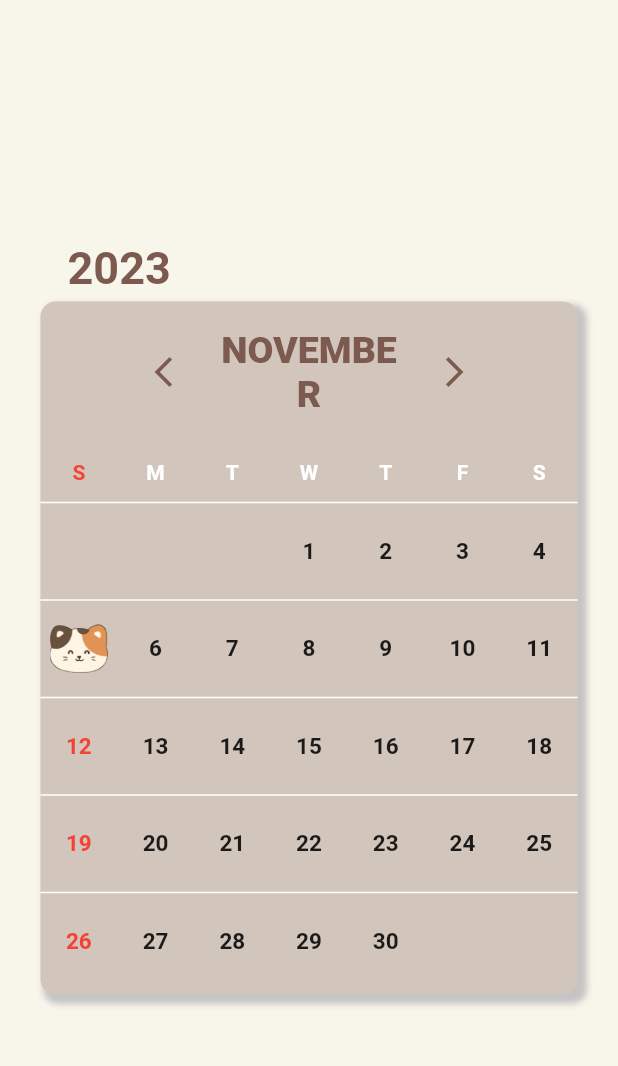
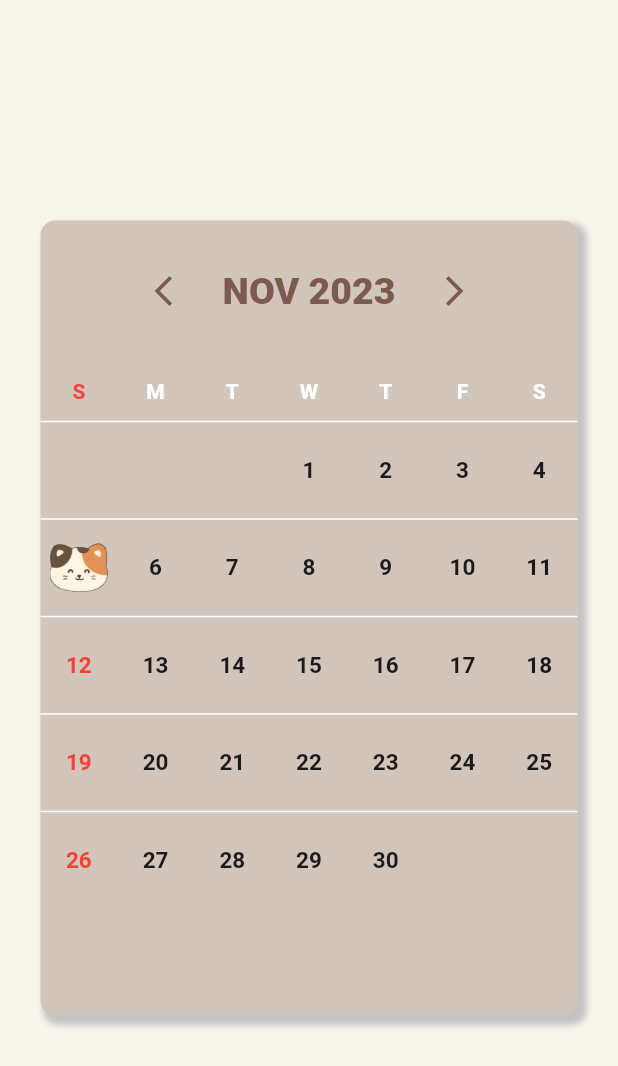
Before and after one commit to Emo-D-Project/Client1, a Flutter app: the calendar screen opened directly, on a phone screen of 412 x 824 dp. Shown: the top 1066 px of the screen. Run offline on Flutter 3.47's test engine with Material 2 defaults, Android fonts, the phone set to English and light mode, and no system bars; drawn by our look-alikes of table_calendar; our stand-ins replace audioplayers, fluttertoast, image_picker, permission_handler, timer_builder; missing offline and left inert: flutter_sound, kakao_flutter_sdk.

Commit message:
[front] 디자인수정

```diff
--- a/lib/calendar.dart
+++ b/lib/calendar.dart
@@ -18,26 +18,9 @@ class _calendarState extends State<calendar> {
     return Scaffold(
       backgroundColor: Color(0xFFF8F5EB),
       body: Center(
-        child: Column(
-          mainAxisAlignment: MainAxisAlignment.center,
-          children: [
-            Container(
-                margin: EdgeInsets.fromLTRB(45, 0, 0, 0),
-                alignment: Alignment.centerLeft,
-                height: 30,
-                child: Text(
-                  '2023',
-                  style: TextStyle(
-                      color: Color(0xFF7D5A50),
-                      fontSize: 30,
-                      fontWeight: FontWeight.bold),
-                )),
-            SizedBox(
-              height: 10,
-            ),
-            Container(
+        child: Container(
           width: 358,
-              height: 462,
+          height: 530,
           decoration: BoxDecoration(
             boxShadow: [
               BoxShadow(
@@ -141,8 +124,8 @@ class _calendarState extends State<calendar> {
               leftChevronIcon: Icon(Icons.arrow_back_ios_new_outlined,
                   color: Color(0xFF7D5A50)),
               titleTextFormatter: (date, locale) =>
-                      DateFormat.MMMM(locale).format(date).toUpperCase(),
-                  headerMargin: EdgeInsets.fromLTRB(50, 10, 50, 10),
+                  DateFormat.yMMM(locale).format(date).toUpperCase(),
+              headerMargin: EdgeInsets.fromLTRB(50, 15, 50, 15),
               titleTextStyle: TextStyle(
                   color: Color(0xFF7C5A50),
                   fontWeight: FontWeight.w900,
@@ -174,8 +157,6 @@ class _calendarState extends State<calendar> {
             ),
           ),
         ),
-          ],
-        ),
       ),
     );
   }
```
Lines whose indentation alone changed are shown as unchanged.
